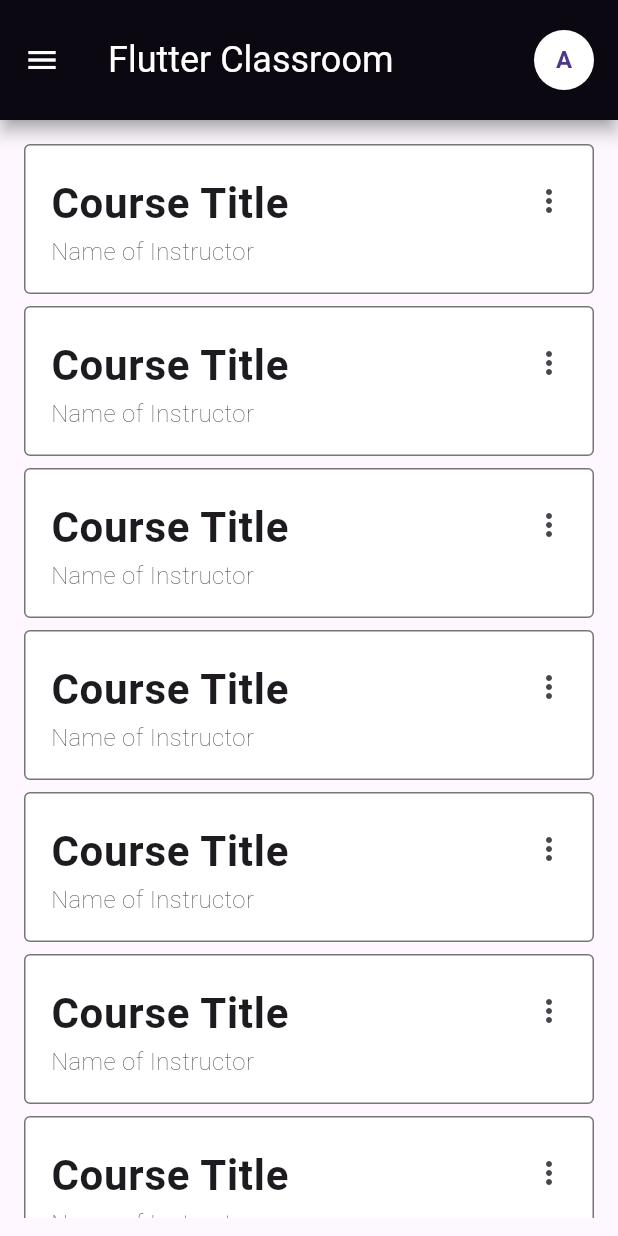
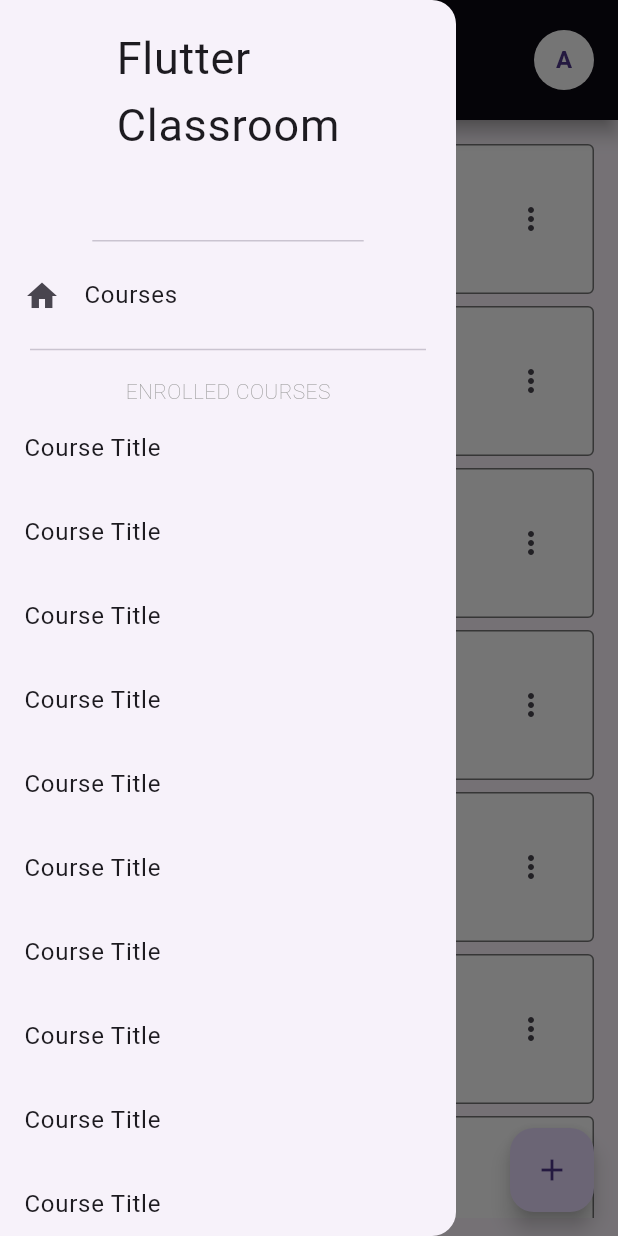
Before and after one commit to DnqxteAngelo/flutterclassroom, a Flutter app: the Courselist screen opened directly, with the side drawer open (before the commit the screen has no drawer), on a phone screen of 412 x 824 dp. Run offline on Flutter 3.47's test engine with Material 3 defaults, Android fonts, the phone set to English and light mode, and no system bars.

Commit message:
Added course details page, app drawer, etc.

```diff
--- a/lib/courselist.dart
+++ b/lib/courselist.dart
@@ -1,4 +1,5 @@
 import 'package:flutter/material.dart';
+import 'package:flutterclassroom/coursedetails.dart';
 import 'package:flutterclassroom/widget.dart';
 
 class Courselist extends StatefulWidget {
@@ -13,14 +14,8 @@
   Widget build(BuildContext context) {
     return Scaffold(
       appBar: AppBar(
+        iconTheme: IconThemeData(color: Colors.white),
         toolbarHeight: 80,
-        leading: IconButton(
-          icon: Icon(
-            Icons.menu,
-            color: Colors.white,
-          ),
-          onPressed: () {},
-        ),
         title: Text("Flutter Classroom"),
         elevation: 5.0,
         shadowColor: Colors.grey,
@@ -47,6 +42,7 @@
           )
         ],
       ),
+      drawer: appDrawer(context),
       body: Padding(
         padding: const EdgeInsets.all(12.0),
         child: SingleChildScrollView(
@@ -55,6 +51,93 @@
           ),
         ),
       ),
+      floatingActionButton: FloatingActionButton(
+        onPressed: () {
+          joinDialog();
+        },
+        child: Icon(Icons.add),
+      ),
+    );
+  }
+
+  Widget courseListView() {
+    return ListView.builder(
+      itemCount: course,
+      shrinkWrap: true,
+      physics: NeverScrollableScrollPhysics(),
+      itemBuilder: (context, index) {
+        return GestureDetector(
+          onTap: () {
+            Navigator.push(
+              context,
+              MaterialPageRoute(
+                  builder: (context) => Coursedetails(index: index)),
+            );
+          },
+          child: Card(
+            elevation: 0,
+            color: Colors.white,
+            shape: RoundedRectangleBorder(
+              side: BorderSide(color: Colors.black54, width: 1.0),
+              borderRadius: BorderRadius.circular(4.0),
+            ),
+            child: SizedBox(
+              height: 100,
+              child: ListTile(
+                contentPadding:
+                    EdgeInsets.symmetric(vertical: 10, horizontal: 18),
+                titleAlignment: ListTileTitleAlignment.titleHeight,
+                title: Text(
+                  "Course Title",
+                  style: TextStyle(fontSize: 28, fontWeight: FontWeight.w700),
+                ),
+                subtitle: Text(
+                  "Name of Instructor",
+                  style: TextStyle(fontSize: 16, fontWeight: FontWeight.w100),
+                ),
+                trailing: PopupMenuButton(
+                  itemBuilder: (BuildContext context) {
+                    return [
+                      PopupMenuItem(
+                          child: Text(
+                            'Unenroll',
+                            style: TextStyle(fontSize: 16),
+                          ),
+                          value: index),
+                    ];
+                  },
+                  onSelected: (int index) {
+                    setState(() {
+                      course -= 1;
+                    });
+                  },
+                ),
+              ),
+            ),
+          ),
+        );
+      },
+    );
+  }
+
+  void joinDialog() {
+    showDialog(
+      context: context,
+      builder: (context) {
+        return AlertDialog(
+          title: Text('Join a Course'),
+          content: Column(
+            mainAxisSize: MainAxisSize.min,
+            children: [
+              TextField(
+                decoration: InputDecoration(
+                    labelText: "Course Code",
+                    hintText: "Enter the course code..."),
+              )
+            ],
+          ),
+        );
+      },
     );
   }
 }
--- a/lib/widget.dart
+++ b/lib/widget.dart
@@ -1,35 +1,83 @@
 import 'package:flutter/material.dart';
+import 'package:flutterclassroom/coursedetails.dart';
+import 'package:flutterclassroom/courselist.dart';
+import 'package:flutterclassroom/main.dart';
 
-Widget courseListView() {
-  return ListView.builder(
-      itemCount: 10,
-      shrinkWrap: true,
-      physics: NeverScrollableScrollPhysics(),
-      itemBuilder: (context, index) {
-        return Card(
-          elevation: 0,
-          color: Colors.white,
-          shape: RoundedRectangleBorder(
-            side: BorderSide(color: Colors.black54, width: 1.0),
-            borderRadius: BorderRadius.circular(4.0),
-          ),
-          child: SizedBox(
-            height: 100,
-            child: ListTile(
-              contentPadding:
-                  EdgeInsets.symmetric(vertical: 10, horizontal: 18),
-              titleAlignment: ListTileTitleAlignment.titleHeight,
-              title: Text(
-                "Course Title",
-                style: TextStyle(fontSize: 28, fontWeight: FontWeight.w700),
-              ),
-              subtitle: Text(
-                "Name of Instructor",
-                style: TextStyle(fontSize: 16, fontWeight: FontWeight.w100),
-              ),
-              trailing: Icon(Icons.more_vert),
+int course = 10;
+
+Widget appDrawer(BuildContext context) {
+  return Drawer(
+    child: SingleChildScrollView(
+      child: Column(
+        children: [
+          DrawerHeader(
+            child: Text(
+              "Flutter\nClassroom",
+              style: TextStyle(fontSize: 30.0),
             ),
           ),
+          ListTile(
+            leading: Icon(Icons.home),
+            title: Text("Courses"),
+            onTap: () {
+              Navigator.pop(context);
+              Navigator.push(
+                context,
+                MaterialPageRoute(builder: (context) => Courselist()),
+              );
+            },
+          ),
+          Padding(
+            padding: const EdgeInsets.symmetric(horizontal: 20),
+            child: Divider(),
+          ),
+          SizedBox(
+            height: 10.0,
+          ),
+          Text(
+            "ENROLLED COURSES",
+            style: TextStyle(fontWeight: FontWeight.w200, color: Colors.grey),
+          ),
+          drawerMenuListView(),
+          SizedBox(
+            height: 10.0,
+          ),
+          Padding(
+            padding: const EdgeInsets.symmetric(horizontal: 20),
+            child: Divider(),
+          ),
+          ListTile(
+            leading: Icon(Icons.logout),
+            title: Text("Sign Out"),
+            onTap: () {
+              Navigator.pop(context);
+              Navigator.push(
+                context,
+                MaterialPageRoute(builder: (context) => MyHomePage()),
+              );
+            },
+          ),
+        ],
+      ),
+    ),
+  );
+}
+
+Widget drawerMenuListView() {
+  return ListView.builder(
+      itemCount: course,
+      shrinkWrap: true,
+      itemBuilder: (context, index) {
+        return ListTile(
+          title: Text("Course Title"),
+          onTap: () {
+            Navigator.pop(context);
+            Navigator.push(
+              context,
+              MaterialPageRoute(
+                  builder: (context) => Coursedetails(index: index)),
+            );
+          },
         );
       });
 }
```
Also changed, not shown: lib/coursedetails.dart (added, +97 -0 lines).
